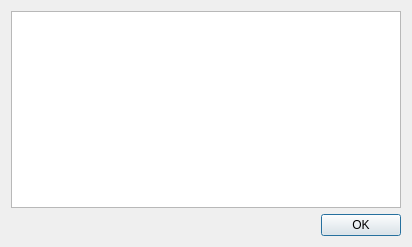
Above: src/aboutdialog.ui from ricardoquesada/vchar64 before the change. Below: the same form after it.
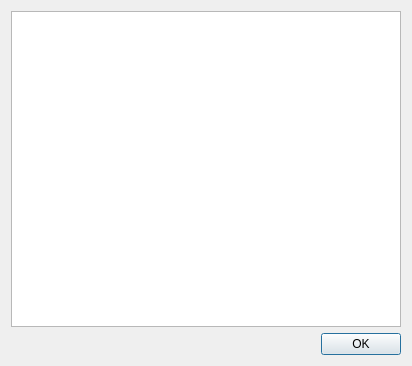
That is the form after the change.

Diff of the .ui file:
```diff
--- a/src/aboutdialog.ui
+++ b/src/aboutdialog.ui
@@ -7,7 +7,7 @@
     <x>0</x>
     <y>0</y>
     <width>412</width>
-    <height>247</height>
+    <height>366</height>
    </rect>
   </property>
   <property name="sizePolicy">
```
